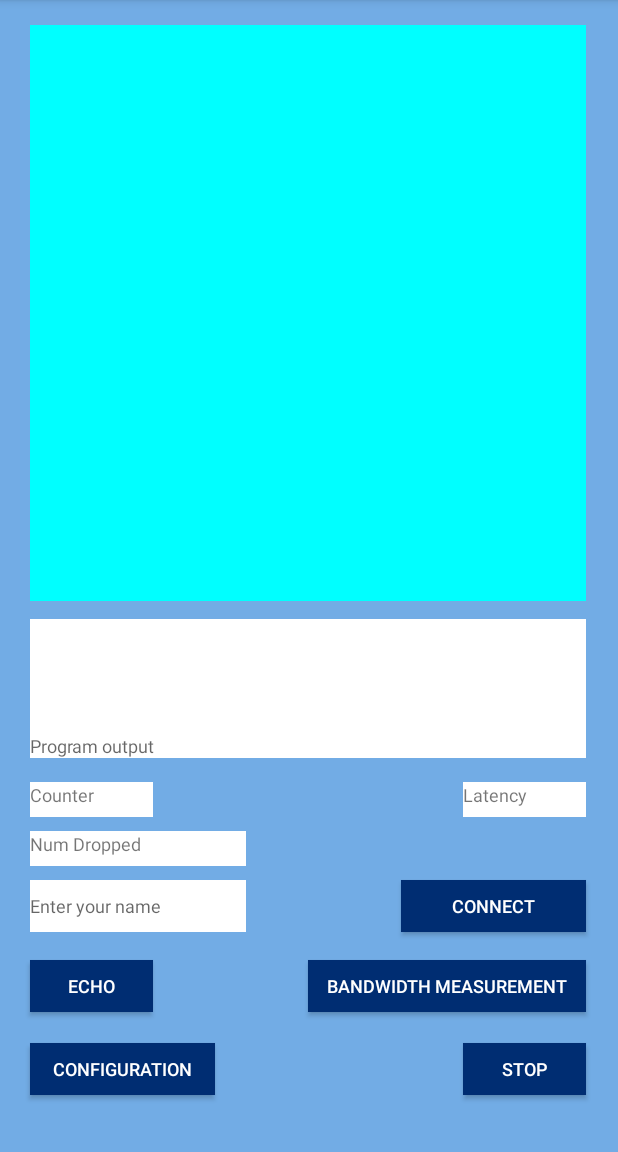
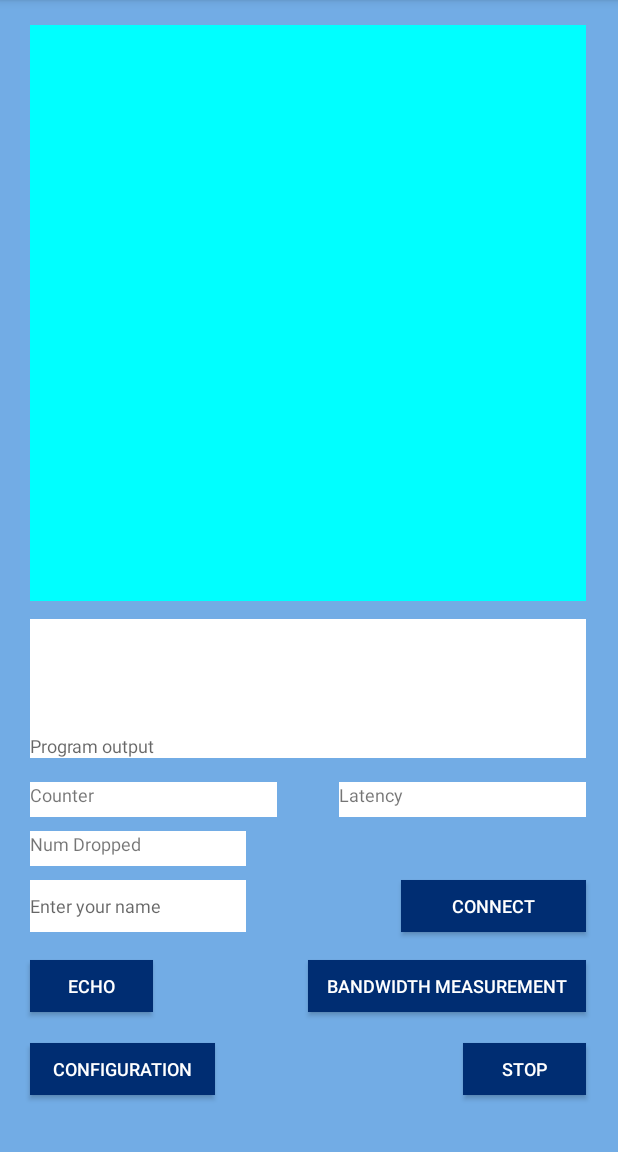
Before and after one commit to jerrychen017/cellular-measurement-android, an Android app: the screen it shows after launch (MainActivity), on a phone screen of 412 x 824 dp, the part 84-1236 px from its top. Run offline under Robolectric (Android 15) with nearby library versions, the phone set to English and light mode, and no system bars; 2 statements that could not run were skipped.

Commit message:
fix text boxes and imports

```diff
--- a/app/src/main/cpp/CMakeLists.txt
+++ b/app/src/main/cpp/CMakeLists.txt
@@ -22,8 +22,8 @@ add_library( # Sets the name of the library.
         cellular-measurement/bandwidth_measurement/controller.c
         cellular-measurement/bandwidth_measurement/bandwidth_utils.c
         cellular-measurement/bandwidth_measurement/sendto_dbg.c
-        cellular-measurement/interactive_server/interactive_client.c
-        cellular-measurement/echo_client/echo_client.c
+        cellular-measurement/interactive_client/interactive_client.c
+        cellular-measurement/interactive_client/echo_client.c
         feedbackLogger.cpp
         logger.c
         )
--- a/app/src/main/res/layout/activity_main.xml
+++ b/app/src/main/res/layout/activity_main.xml
@@ -33,11 +33,11 @@
         app:layout_constraintBottom_toBottomOf="parent"
         app:layout_constraintEnd_toEndOf="parent"
         app:layout_constraintHeight_percent=".03"
-        app:layout_constraintHorizontal_bias="0.06"
+        app:layout_constraintHorizontal_bias="0.081"
         app:layout_constraintStart_toStartOf="parent"
         app:layout_constraintTop_toTopOf="parent"
         app:layout_constraintVertical_bias="0.7"
-        app:layout_constraintWidth_percent=".2" />
+        app:layout_constraintWidth_percent=".4" />
 
     <EditText
         android:id="@+id/interactive_name"
@@ -85,11 +85,11 @@
         app:layout_constraintBottom_toBottomOf="parent"
         app:layout_constraintEnd_toEndOf="parent"
         app:layout_constraintHeight_percent="0.03"
-        app:layout_constraintHorizontal_bias="0.936"
+        app:layout_constraintHorizontal_bias="0.914"
         app:layout_constraintStart_toStartOf="parent"
         app:layout_constraintTop_toTopOf="parent"
         app:layout_constraintVertical_bias="0.7"
-        app:layout_constraintWidth_percent="0.2" />
+        app:layout_constraintWidth_percent="0.4" />
 
     <Button
         android:id="@+id/bandwidth_stop_button"
```
Also changed, not shown: 1 other file.
